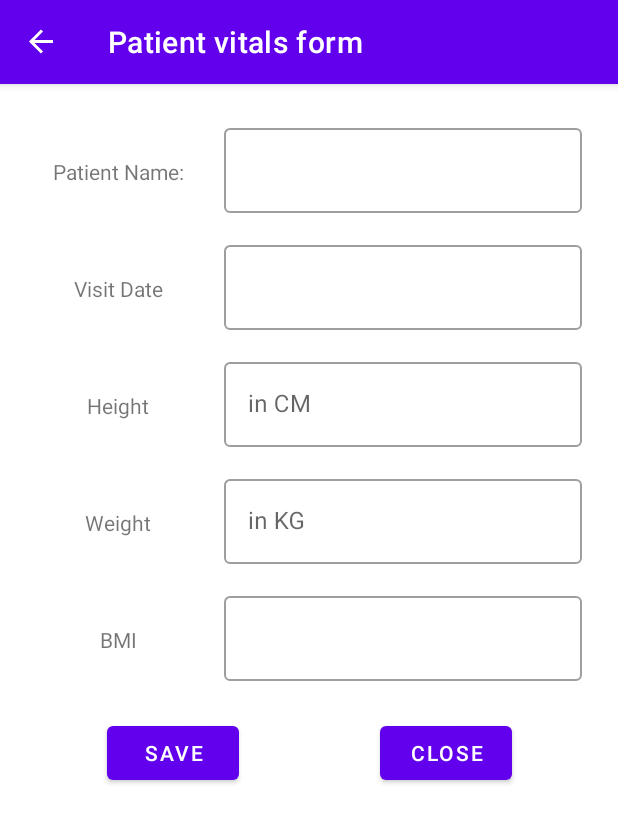
After one commit to davidwekesar/HealthCareApp, an Android app: the VitalsFragment screen opened through its navigation route, on a phone screen of 412 x 824 dp. The commit adds this screen. Shown: the top 823 px of the screen. Run offline under Robolectric (Android 15) with nearby library versions, the phone set to English and light mode, and no system bars; our stand-ins replace navigation-ui.

Commit message:
add patient vitals fragment

```diff
--- /dev/null
+++ b/app/src/main/java/com/android/healthcareapp/ui/VitalsFragment.kt
@@ -0,0 +1,28 @@
+package com.android.healthcareapp.ui
+
+import android.os.Bundle
+import android.view.LayoutInflater
+import android.view.View
+import android.view.ViewGroup
+import androidx.fragment.app.Fragment
+import com.android.healthcareapp.databinding.FragmentVitalsBinding
+
+class VitalsFragment: Fragment() {
+
+    private var _binding: FragmentVitalsBinding? = null
+    private val binding get() = _binding!!
+
+    override fun onCreateView(
+        inflater: LayoutInflater,
+        container: ViewGroup?,
+        savedInstanceState: Bundle?
+    ): View {
+        _binding = FragmentVitalsBinding.inflate(inflater, container, false)
+        return binding.root
+    }
+
+    override fun onDestroyView() {
+        super.onDestroyView()
+        _binding = null
+    }
+}
--- /dev/null
+++ b/app/src/main/res/layout/fragment_vitals.xml
@@ -0,0 +1,185 @@
+<?xml version="1.0" encoding="utf-8"?>
+<androidx.constraintlayout.widget.ConstraintLayout xmlns:android="http://schemas.android.com/apk/res/android"
+    xmlns:app="http://schemas.android.com/apk/res-auto"
+    xmlns:tools="http://schemas.android.com/tools"
+    android:layout_width="match_parent"
+    android:layout_height="match_parent"
+    android:padding="24dp">
+
+    <androidx.constraintlayout.widget.Guideline
+        android:id="@+id/guideline4"
+        android:layout_width="wrap_content"
+        android:layout_height="wrap_content"
+        android:orientation="vertical"
+        app:layout_constraintGuide_percent="0.3" />
+
+    <com.google.android.material.textfield.TextInputLayout
+        android:id="@+id/textInputLayout4"
+        style="@style/Widget.MaterialComponents.TextInputLayout.OutlinedBox"
+        android:layout_width="0dp"
+        android:layout_height="wrap_content"
+        android:layout_marginStart="16dp"
+        app:layout_constraintEnd_toEndOf="parent"
+        app:layout_constraintStart_toStartOf="@+id/guideline4"
+        app:layout_constraintTop_toTopOf="parent">
+
+        <com.google.android.material.textfield.TextInputEditText
+            android:id="@+id/patientNameEditText"
+            android:layout_width="match_parent"
+            android:layout_height="wrap_content"
+            android:imeOptions="actionNext"
+            android:inputType="textPersonName" />
+    </com.google.android.material.textfield.TextInputLayout>
+
+    <TextView
+        android:id="@+id/textView7"
+        android:layout_width="wrap_content"
+        android:layout_height="wrap_content"
+        android:text="@string/patient_name"
+        app:layout_constraintBaseline_toBaselineOf="@+id/textInputLayout4"
+        app:layout_constraintEnd_toStartOf="@+id/guideline4"
+        app:layout_constraintStart_toStartOf="parent" />
+
+
+    <com.google.android.material.textfield.TextInputLayout
+        android:id="@+id/textInputLayout6"
+        style="@style/Widget.MaterialComponents.TextInputLayout.OutlinedBox"
+        android:layout_width="0dp"
+        android:layout_height="wrap_content"
+        android:layout_marginStart="16dp"
+        android:layout_marginTop="16dp"
+        app:layout_constraintEnd_toEndOf="parent"
+        app:layout_constraintStart_toStartOf="@+id/guideline4"
+        app:layout_constraintTop_toBottomOf="@+id/textInputLayout4">
+
+        <com.google.android.material.textfield.TextInputEditText
+            android:id="@+id/visitDateEditText"
+            android:layout_width="match_parent"
+            android:layout_height="wrap_content"
+            android:imeOptions="actionNext"
+            android:inputType="date" />
+    </com.google.android.material.textfield.TextInputLayout>
+
+    <TextView
+        android:id="@+id/textView8"
+        android:layout_width="wrap_content"
+        android:layout_height="wrap_content"
+        android:text="@string/visit_date"
+        app:layout_constraintBaseline_toBaselineOf="@+id/textInputLayout6"
+        app:layout_constraintEnd_toStartOf="@+id/guideline4"
+        app:layout_constraintStart_toStartOf="parent" />
+
+    <com.google.android.material.textfield.TextInputLayout
+        android:id="@+id/textInputLayout"
+        style="@style/Widget.MaterialComponents.TextInputLayout.OutlinedBox"
+        android:layout_width="0dp"
+        android:layout_height="wrap_content"
+        android:layout_marginStart="16dp"
+        android:layout_marginTop="16dp"
+        app:layout_constraintEnd_toEndOf="parent"
+        app:layout_constraintStart_toStartOf="@+id/guideline4"
+        app:layout_constraintTop_toBottomOf="@+id/textInputLayout6">
+
+        <com.google.android.material.textfield.TextInputEditText
+            android:id="@+id/heightEditText"
+            android:layout_width="match_parent"
+            android:layout_height="wrap_content"
+            android:hint="@string/in_cm"
+            android:imeOptions="actionNext"
+            android:inputType="number" />
+    </com.google.android.material.textfield.TextInputLayout>
+
+    <TextView
+        android:id="@+id/textView9"
+        android:layout_width="wrap_content"
+        android:layout_height="wrap_content"
+        android:text="@string/height"
+        app:layout_constraintBaseline_toBaselineOf="@+id/textInputLayout"
+        app:layout_constraintEnd_toStartOf="@+id/guideline4"
+        app:layout_constraintStart_toStartOf="parent" />
+
+    <com.google.android.material.textfield.TextInputLayout
+        android:id="@+id/textInputLayout2"
+        style="@style/Widget.MaterialComponents.TextInputLayout.OutlinedBox"
+        android:layout_width="0dp"
+        android:layout_height="wrap_content"
+        android:layout_marginStart="16dp"
+        android:layout_marginTop="16dp"
+        app:layout_constraintEnd_toEndOf="parent"
+        app:layout_constraintStart_toStartOf="@+id/guideline4"
+        app:layout_constraintTop_toBottomOf="@+id/textInputLayout">
+
+        <com.google.android.material.textfield.TextInputEditText
+            android:id="@+id/weightEditText"
+            android:layout_width="match_parent"
+            android:layout_height="wrap_content"
+            android:hint="@string/in_kg"
+            android:imeOptions="actionNext"
+            android:inputType="number" />
+    </com.google.android.material.textfield.TextInputLayout>
+
+    <TextView
+        android:id="@+id/textView10"
+        android:layout_width="wrap_content"
+        android:layout_height="wrap_content"
+        android:text="@string/weight"
+        app:layout_constraintBaseline_toBaselineOf="@+id/textInputLayout2"
+        app:layout_constraintEnd_toStartOf="@+id/guideline4"
+        app:layout_constraintStart_toStartOf="parent" />
+
+    <com.google.android.material.textfield.TextInputLayout
+        android:id="@+id/textInputLayout3"
+        style="@style/Widget.MaterialComponents.TextInputLayout.OutlinedBox"
+        android:layout_width="0dp"
+        android:layout_height="wrap_content"
+        android:layout_marginStart="16dp"
+        android:layout_marginTop="16dp"
+        app:layout_constraintEnd_toEndOf="parent"
+        app:layout_constraintStart_toStartOf="@+id/guideline4"
+        app:layout_constraintTop_toBottomOf="@+id/textInputLayout2">
+
+        <com.google.android.material.textfield.TextInputEditText
+            android:id="@+id/bmiEditText"
+            android:layout_width="match_parent"
+            android:layout_height="wrap_content"
+            android:imeOptions="actionDone"
+            android:inputType="number" />
+    </com.google.android.material.textfield.TextInputLayout>
+
+    <TextView
+        android:id="@+id/textView11"
+        android:layout_width="wrap_content"
+        android:layout_height="wrap_content"
+        android:text="@string/bmi"
+        app:layout_constraintBaseline_toBaselineOf="@+id/textInputLayout3"
+        app:layout_constraintEnd_toStartOf="@+id/guideline4"
+        app:layout_constraintStart_toStartOf="parent" />
+
+    <androidx.constraintlayout.widget.Guideline
+        android:id="@+id/guideline5"
+        android:layout_width="wrap_content"
+        android:layout_height="wrap_content"
+        android:orientation="vertical"
+        app:layout_constraintGuide_percent="0.5" />
+
+    <Button
+        android:id="@+id/closeButton"
+        android:layout_width="wrap_content"
+        android:layout_height="wrap_content"
+        android:layout_marginTop="24dp"
+        android:text="@string/close"
+        app:layout_constraintEnd_toEndOf="parent"
+        app:layout_constraintStart_toStartOf="@+id/guideline5"
+        app:layout_constraintTop_toBottomOf="@+id/textInputLayout3" />
+
+    <Button
+        android:id="@+id/saveButton"
+        android:layout_width="wrap_content"
+        android:layout_height="wrap_content"
+        android:layout_marginTop="24dp"
+        android:text="@string/save"
+        app:layout_constraintEnd_toStartOf="@+id/guideline5"
+        app:layout_constraintStart_toStartOf="parent"
+        app:layout_constraintTop_toBottomOf="@+id/textInputLayout3" />
+
+</androidx.constraintlayout.widget.ConstraintLayout>
--- a/app/src/main/res/navigation/nav_graph.xml
+++ b/app/src/main/res/navigation/nav_graph.xml
@@ -9,5 +9,11 @@
         android:id="@+id/patientRegistrationFragment"
         android:name="com.android.healthcareapp.ui.PatientRegistrationFragment"
         android:label="@string/patient_registration_form"
-        tools:layout="@layout/fragment_patient_registration"/>
+        tools:layout="@layout/fragment_patient_registration" />
+
+    <fragment
+        android:id="@+id/vitalsFragment"
+        android:name="com.android.healthcareapp.ui.VitalsFragment"
+        android:label="@string/vitals_form"
+        tools:layout="@layout/fragment_vitals" />
 </navigation>
--- a/app/src/main/res/values/strings.xml
+++ b/app/src/main/res/values/strings.xml
@@ -10,4 +10,12 @@
     <string name="save">Save</string>
     <string name="patient_registration_form">Patient registration form</string>
     <string name="input_required">input required</string>
+    <string name="patient_name">Patient Name:</string>
+    <string name="visit_date">Visit Date</string>
+    <string name="height">Height</string>
+    <string name="weight">Weight</string>
+    <string name="bmi">BMI</string>
+    <string name="in_kg">in KG</string>
+    <string name="in_cm">in CM</string>
+    <string name="vitals_form">Patient vitals form</string>
 </resources>
```
